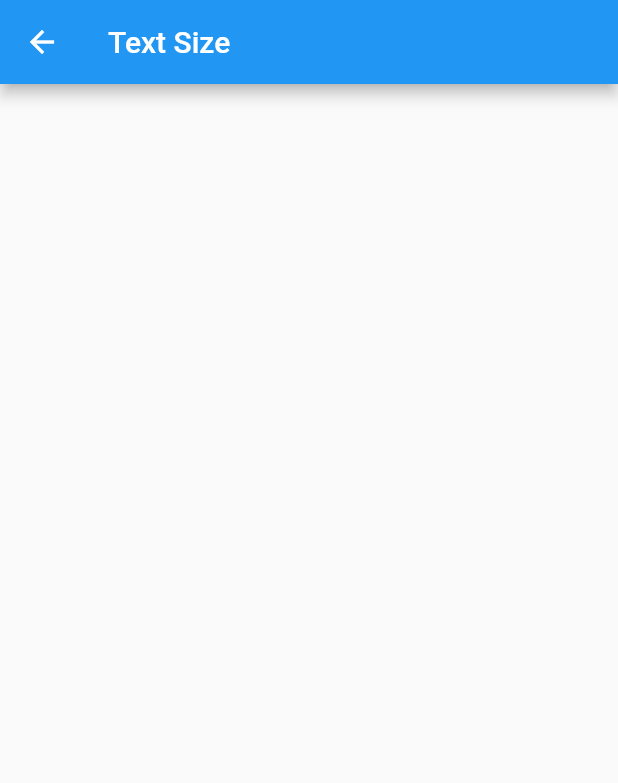
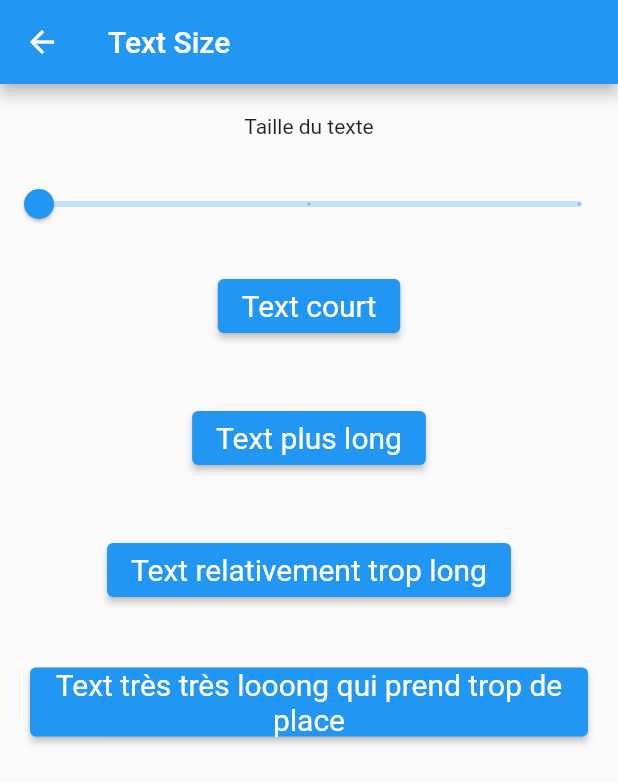
Before and after one commit to sncf-connect-tech/flutter_accessibility_demo, a Flutter app: the screen it shows after launch, in the side drawer, after a tap on "Text Size", on a phone screen of 412 x 824 dp. Shown: the top 783 px of the screen. Run offline on Flutter 3.47's test engine with Material 2 defaults, Android fonts, the phone set to English and light mode, and no system bars.

Commit message:
wip golden text size

```diff
--- a/lib/cases/text_size.dart
+++ b/lib/cases/text_size.dart
@@ -1,10 +1,75 @@
 import 'package:flutter/material.dart';
 
-class TextSizePage extends StatelessWidget {
+class TextSizePage extends StatefulWidget {
   const TextSizePage({Key? key}) : super(key: key);
 
   @override
+  State<TextSizePage> createState() => _TextSizePageState();
+}
+
+class _TextSizePageState extends State<TextSizePage> {
+  double _currentTextSizeValue = 1;
+  @override
   Widget build(BuildContext context) {
-    return Scaffold(appBar: AppBar(title: const Text('Text Size')), body: Container());
+    return Scaffold(
+        appBar: AppBar(title: const Text('Text Size')),
+        body: SingleChildScrollView(
+          child: Column(
+            children: [
+              const Padding(padding: EdgeInsets.all(20), child: Text('Taille du texte')),
+              Slider(
+                value: _currentTextSizeValue,
+                min: 1,
+                max: 3,
+                divisions: 2,
+                label: _currentTextSizeValue.round().toString(),
+                onChanged: (double value) {
+                  setState(() {
+                    _currentTextSizeValue = value;
+                  });
+                },
+              ),
+              ButtonWithPadding(
+                text: 'Text court',
+                currentTextSizeValue: _currentTextSizeValue,
+              ),
+              ButtonWithPadding(
+                text: 'Text plus long',
+                currentTextSizeValue: _currentTextSizeValue,
+              ),
+              ButtonWithPadding(
+                text: 'Text relativement trop long',
+                currentTextSizeValue: _currentTextSizeValue,
+              ),
+              ButtonWithPadding(
+                text: 'Text très très looong qui prend trop de place',
+                currentTextSizeValue: _currentTextSizeValue,
+              )
+            ],
+          ),
+        ));
   }
 }
+
+class ButtonWithPadding extends StatelessWidget {
+  final double currentTextSizeValue;
+  final String text;
+  const ButtonWithPadding({Key? key, required this.currentTextSizeValue, required this.text}) : super(key: key);
+
+  @override
+  Widget build(BuildContext context) {
+    return Padding(
+      padding: const EdgeInsets.all(20),
+      child: ElevatedButton(
+        style: ElevatedButton.styleFrom(textStyle: const TextStyle(fontSize: 20)),
+        onPressed: () {},
+        child: Text(
+          text,
+          textScaleFactor: currentTextSizeValue,
+          maxLines: 2,
+          textAlign: TextAlign.center,
+        ),
+      ),
+    );
+  }
+}
--- a/pubspec.yaml
+++ b/pubspec.yaml
@@ -38,6 +38,7 @@ dependencies:
 dev_dependencies:
   flutter_test:
     sdk: flutter
+  golden_toolkit: ^0.11.0
 
   # The "flutter_lints" package below contains a set of recommended lints to
   # encourage good coding practices. The lint set provided by the package is
```
Also changed, not shown: pubspec.lock, 1 other file.
